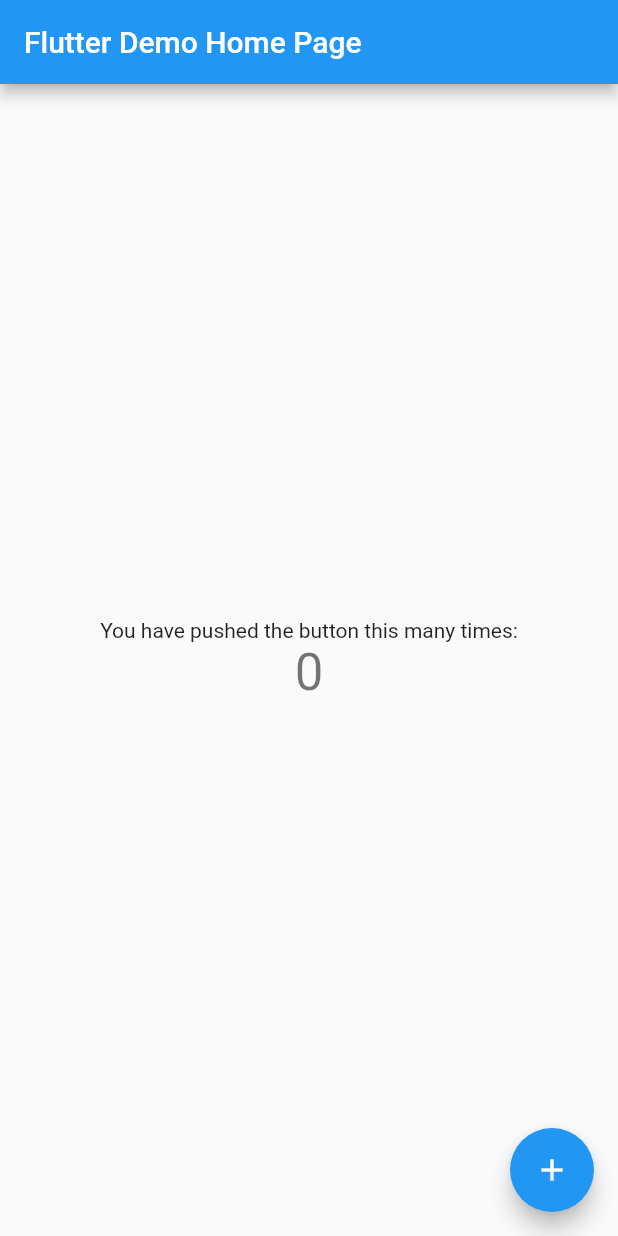
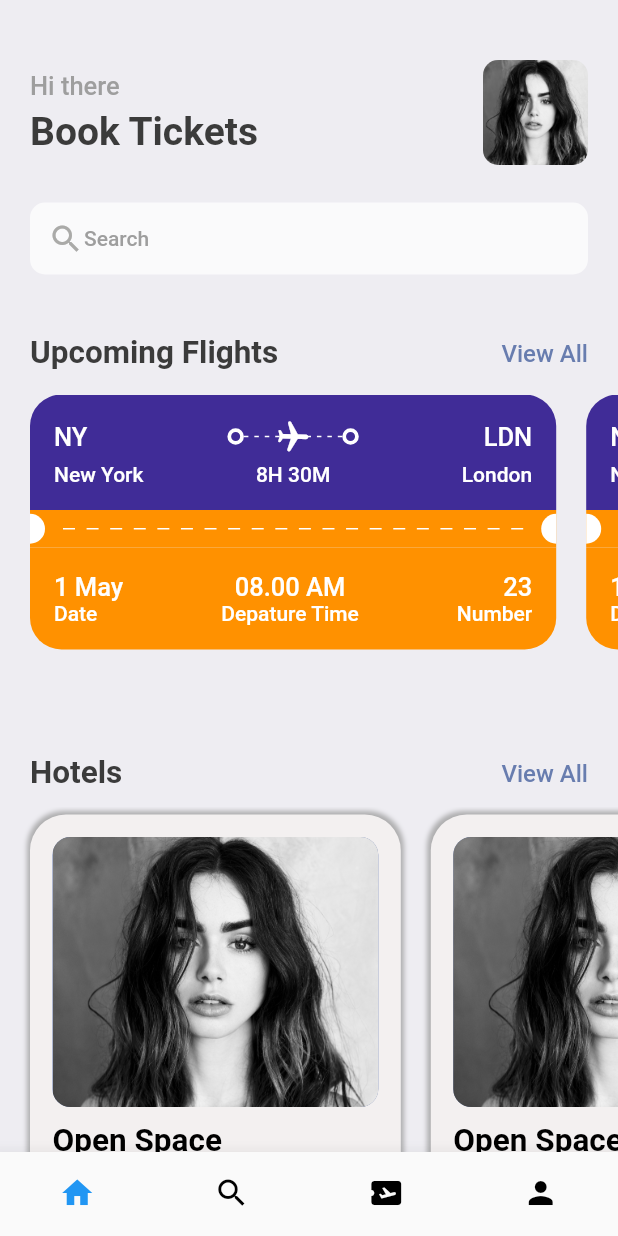
Before and after one commit to kvu-kuruppu/ticket_book, a Flutter app: the screen it shows after launch, on a phone screen of 412 x 824 dp. Run offline on Flutter 3.47's test engine with Material 2 defaults, Android fonts, the phone set to English and light mode, and no system bars.

Commit message:
Home Screen

```diff
--- a/lib/main.dart
+++ b/lib/main.dart
@@ -1,4 +1,8 @@
+// ignore_for_file: prefer_const_constructors
+
 import 'package:flutter/material.dart';
+import 'package:ticket_book/screens/bottom_bar.dart';
+import 'package:ticket_book/utils/app_styles.dart';
 
 void main() {
   runApp(const MyApp());
@@ -7,109 +11,14 @@ void main() {
 class MyApp extends StatelessWidget {
   const MyApp({Key? key}) : super(key: key);
 
-  // This widget is the root of your application.
   @override
   Widget build(BuildContext context) {
     return MaterialApp(
-      title: 'Flutter Demo',
-      theme: ThemeData(
-        // This is the theme of your application.
-        //
-        // Try running your application with "flutter run". You'll see the
-        // application has a blue toolbar. Then, without quitting the app, try
-        // changing the primarySwatch below to Colors.green and then invoke
-        // "hot reload" (press "r" in the console where you ran "flutter run",
-        // or simply save your changes to "hot reload" in a Flutter IDE).
-        // Notice that the counter didn't reset back to zero; the application
-        // is not restarted.
-        primarySwatch: Colors.blue,
-      ),
-      home: const MyHomePage(title: 'Flutter Demo Home Page'),
+      // theme: ThemeData(
+      //   primaryColor: primary,
+      // ),
+      home: const BottomBar(),
+
     );
   }
 }
-
-class MyHomePage extends StatefulWidget {
-  const MyHomePage({Key? key, required this.title}) : super(key: key);
-
-  // This widget is the home page of your application. It is stateful, meaning
-  // that it has a State object (defined below) that contains fields that affect
-  // how it looks.
-
-  // This class is the configuration for the state. It holds the values (in this
-  // case the title) provided by the parent (in this case the App widget) and
-  // used by the build method of the State. Fields in a Widget subclass are
-  // always marked "final".
-
-  final String title;
-
-  @override
-  State<MyHomePage> createState() => _MyHomePageState();
-}
-
-class _MyHomePageState extends State<MyHomePage> {
-  int _counter = 0;
-
-  void _incrementCounter() {
-    setState(() {
-      // This call to setState tells the Flutter framework that something has
-      // changed in this State, which causes it to rerun the build method below
-      // so that the display can reflect the updated values. If we changed
-      // _counter without calling setState(), then the build method would not be
-      // called again, and so nothing would appear to happen.
-      _counter++;
-    });
-  }
-
-  @override
-  Widget build(BuildContext context) {
-    // This method is rerun every time setState is called, for instance as done
-    // by the _incrementCounter method above.
-    //
-    // The Flutter framework has been optimized to make rerunning build methods
-    // fast, so that you can just rebuild anything that needs updating rather
-    // than having to individually change instances of widgets.
-    return Scaffold(
-      appBar: AppBar(
-        // Here we take the value from the MyHomePage object that was created by
-        // the App.build method, and use it to set our appbar title.
-        title: Text(widget.title),
-      ),
-      body: Center(
-        // Center is a layout widget. It takes a single child and positions it
-        // in the middle of the parent.
-        child: Column(
-          // Column is also a layout widget. It takes a list of children and
-          // arranges them vertically. By default, it sizes itself to fit its
-          // children horizontally, and tries to be as tall as its parent.
-          //
-          // Invoke "debug painting" (press "p" in the console, choose the
-          // "Toggle Debug Paint" action from the Flutter Inspector in Android
-          // Studio, or the "Toggle Debug Paint" command in Visual Studio Code)
-          // to see the wireframe for each widget.
-          //
-          // Column has various properties to control how it sizes itself and
-          // how it positions its children. Here we use mainAxisAlignment to
-          // center the children vertically; the main axis here is the vertical
-          // axis because Columns are vertical (the cross axis would be
-          // horizontal).
-          mainAxisAlignment: MainAxisAlignment.center,
-          children: <Widget>[
-            const Text(
-              'You have pushed the button this many times:',
-            ),
-            Text(
-              '$_counter',
-              style: Theme.of(context).textTheme.headline4,
-            ),
-          ],
-        ),
-      ),
-      floatingActionButton: FloatingActionButton(
-        onPressed: _incrementCounter,
-        tooltip: 'Increment',
-        child: const Icon(Icons.add),
-      ), // This trailing comma makes auto-formatting nicer for build methods.
-    );
-  }
-}
--- /dev/null
+++ b/lib/screens/bottom_bar.dart
@@ -0,0 +1,54 @@
+// ignore_for_file: prefer_const_constructors, prefer_const_literals_to_create_immutables
+
+import 'package:flutter/material.dart';
+import 'package:ticket_book/screens/home_screen.dart';
+
+class BottomBar extends StatefulWidget {
+  const BottomBar({Key? key}) : super(key: key);
+
+  @override
+  State<BottomBar> createState() => _BottomBarState();
+}
+
+class _BottomBarState extends State<BottomBar> {
+  int _selectedIndex = 0;
+
+  static final List<Widget> _widgetOptions = [
+    HomeScreen(),
+    const Text('Search'),
+    const Text('Tickets'),
+    const Text('Profile'),
+  ];
+
+  void _onItemTapped(int index) {
+    setState(() {
+      _selectedIndex = index;
+    });
+  }
+
+  @override
+  Widget build(BuildContext context) {
+    return Scaffold(
+      body: Center(
+        child: _widgetOptions[_selectedIndex]
+      ),
+      bottomNavigationBar: BottomNavigationBar(
+        currentIndex: _selectedIndex,
+        onTap: _onItemTapped,
+        elevation: 10.0,
+        showSelectedLabels: false,
+        showUnselectedLabels: false,
+        selectedItemColor: Colors.blue,
+        type: BottomNavigationBarType.fixed,
+        unselectedItemColor: Colors.black,
+        items: [
+          BottomNavigationBarItem(icon: Icon(Icons.home), label: 'Home'),
+          BottomNavigationBarItem(icon: Icon(Icons.search), label: 'Search'),
+          BottomNavigationBarItem(
+              icon: Icon(Icons.airplane_ticket), label: 'Tickets'),
+          BottomNavigationBarItem(icon: Icon(Icons.person), label: 'Profile'),
+        ],
+      ),
+    );
+  }
+}
--- /dev/null
+++ b/lib/screens/home_screen.dart
@@ -0,0 +1,134 @@
+// ignore_for_file: unnecessary_import, prefer_const_constructors, avoid_unnecessary_containers, prefer_const_literals_to_create_immutables
+
+import 'package:flutter/material.dart';
+import 'package:flutter/src/foundation/key.dart';
+import 'package:flutter/src/widgets/framework.dart';
+import 'package:ticket_book/screens/hotel_screens.dart';
+import 'package:ticket_book/screens/ticket_view.dart';
+import 'package:ticket_book/utils/app_styles.dart';
+
+class HomeScreen extends StatelessWidget {
+  const HomeScreen({Key? key}) : super(key: key);
+
+  @override
+  Widget build(BuildContext context) {
+    return Scaffold(
+      backgroundColor: Styles.bgColor,
+      body: ListView(
+        children: [
+          Container(
+            padding: EdgeInsets.symmetric(horizontal: 20),
+            child: Column(
+              children: [
+                SizedBox(height: 40),
+                Row(
+                  mainAxisAlignment: MainAxisAlignment.spaceBetween,
+                  children: [
+                    Column(
+                      crossAxisAlignment: CrossAxisAlignment.start,
+                      children: [
+                        Text(
+                          'Hi there',
+                          style: Styles.header3,
+                        ),
+                        SizedBox(height: 5),
+                        Text(
+                          'Book Tickets',
+                          style: Styles.header1,
+                        ),
+                      ],
+                    ),
+                    Container(
+                      height: 70,
+                      width: 70,
+                      decoration: BoxDecoration(
+                        borderRadius: BorderRadius.circular(10),
+                        image: DecorationImage(
+                            fit: BoxFit.cover,
+                            image: AssetImage('assets/1002204.jpg')),
+                      ),
+                    ),
+                  ],
+                ),
+                SizedBox(height: 25),
+                Container(
+                  decoration: BoxDecoration(
+                      borderRadius: BorderRadius.circular(10),
+                      color: Colors.white70),
+                  padding: EdgeInsets.symmetric(horizontal: 12, vertical: 12),
+                  child: Row(
+                    children: [
+                      Icon(Icons.search,
+                          color: Color.fromARGB(255, 170, 170, 168)),
+                      Text(
+                        'Search',
+                        style: Styles.header4,
+                      )
+                    ],
+                  ),
+                ),
+                SizedBox(height: 40),
+                Row(
+                  mainAxisAlignment: MainAxisAlignment.spaceBetween,
+                  children: [
+                    Text('Upcoming Flights', style: Styles.header2),
+                    InkWell(
+                      onTap: () {
+                        print('tapped');
+                      },
+                      child: Text('View All',
+                          style: Styles.textStyle
+                              .copyWith(color: Styles.primaryColor)),
+                    )
+                  ],
+                ),
+              ],
+            ),
+          ),
+          SizedBox(height: 15),
+          SingleChildScrollView(
+            scrollDirection: Axis.horizontal,
+            padding: const EdgeInsets.only(right: 20),
+            child: Row(
+              children: [
+                TicketView(),
+                TicketView(),
+              ],
+            ),
+          ),
+          SizedBox(height: 40),
+          Container(
+            padding: const EdgeInsets.symmetric(horizontal: 20),
+            child: Row(
+              mainAxisAlignment: MainAxisAlignment.spaceBetween,
+              children: [
+                Text('Hotels', style: Styles.header2),
+                InkWell(
+                  onTap: () {
+                    print('tapped');
+                  },
+                  child: Text('View All',
+                      style: Styles.textStyle
+                          .copyWith(color: Styles.primaryColor)),
+                )
+              ],
+            ),
+          ),
+          SizedBox(height: 10),
+          SingleChildScrollView(
+            scrollDirection: Axis.horizontal,
+            padding: const EdgeInsets.only(right: 20),
+            child: Row(
+              children: [
+                HotelScreens(),
+                HotelScreens(),
+                HotelScreens(),
+                HotelScreens(),
+              ],
+            ),
+          ),
+        ],
+      ),
+    );
+  }
+}
--- /dev/null
+++ b/lib/screens/hotel_screens.dart
@@ -0,0 +1,60 @@
+import 'package:flutter/material.dart';
+import 'package:ticket_book/utils/app_layout.dart';
+import 'package:ticket_book/utils/app_styles.dart';
+
+class HotelScreens extends StatelessWidget {
+  const HotelScreens({Key? key}) : super(key: key);
+
+  @override
+  Widget build(BuildContext context) {
+    final size = AppLayout.getsize(context);
+    return Container(
+      width: size.width*0.6,
+      height: 350,
+      padding: const EdgeInsets.symmetric(vertical: 15, horizontal: 15),
+      margin: const EdgeInsets.only(left: 20, top: 5, bottom: 20),
+      decoration: BoxDecoration(
+        color: Color.fromARGB(255, 243, 240, 240),
+        borderRadius: BorderRadius.circular(24),
+        boxShadow: [
+          BoxShadow(
+            color: Color.fromARGB(255, 174, 174, 175),
+            blurRadius: 2,
+            spreadRadius: 2
+          ),
+        ],
+      ),
+      child: Column(
+        crossAxisAlignment: CrossAxisAlignment.start,
+        children: [
+          Container(
+            height: 180,
+            decoration: BoxDecoration(
+              borderRadius: BorderRadius.circular(12),
+              color: Styles.primaryColor,
+              image: DecorationImage(
+                fit: BoxFit.cover,
+                image: AssetImage('assets/1002204.jpg'),
+              ),
+            ),
+          ),
+          SizedBox(height: 10),
+          Text(
+            'Open Space',
+            style: Styles.header2.copyWith(color: Colors.black),
+          ),
+          SizedBox(height: 5),
+          Text(
+            'London',
+            style: Styles.header3.copyWith(color: Colors.black),
+          ),
+          SizedBox(height: 8),
+          Text(
+            '\$40/night',
+            style: Styles.header1.copyWith(color: Colors.black),
+          ),
+        ],
+      ),
+    );
+  }
+}
--- /dev/null
+++ b/lib/screens/ticket_view.dart
@@ -0,0 +1,249 @@
+// ignore_for_file: prefer_const_constructors, avoid_print, prefer_const_literals_to_create_immutables
+
+import 'package:flutter/material.dart';
+import 'package:flutter/src/foundation/key.dart';
+import 'package:flutter/src/widgets/framework.dart';
+import 'package:ticket_book/utils/app_layout.dart';
+import 'package:ticket_book/utils/app_styles.dart';
+import 'package:ticket_book/widgets/thick_container.dart';
+
+class TicketView extends StatelessWidget {
+  const TicketView({Key? key}) : super(key: key);
+
+  @override
+  Widget build(BuildContext context) {
+    final size = AppLayout.getsize(context);
+    return SizedBox(
+      width: size.width*0.9,
+      height: 200,
+      child: Container(
+        margin: const EdgeInsets.only(left: 20),
+        child: Column(
+          mainAxisSize: MainAxisSize.min,
+          children: [
+            // Blue part
+            Container(
+              decoration: BoxDecoration(
+                  color: Color.fromARGB(255, 64, 44, 151),
+                  borderRadius: BorderRadius.only(
+                      topLeft: Radius.circular(21),
+                      topRight: Radius.circular(21))),
+              padding: EdgeInsets.all(16),
+              child: Column(
+                children: [
+                  Row(
+                    children: [
+                      SizedBox(
+                        width: 50,
+                        child: Text(
+                          'NY',
+                          style: Styles.header3.copyWith(color: Colors.white),
+                        ),
+                      ),
+                      const Spacer(),
+                      ThichContainer(),
+                      Expanded(
+                        child: Stack(
+                          children: [
+                            SizedBox(
+                              height: 24,
+                              child: LayoutBuilder(builder:
+                                  (BuildContext context,
+                                      BoxConstraints constraints) {
+                                print(
+                                    'The width is ${constraints.constrainWidth()}');
+                                return Flex(
+                                  direction: Axis.horizontal,
+                                  mainAxisAlignment:
+                                      MainAxisAlignment.spaceBetween,
+                                  mainAxisSize: MainAxisSize.max,
+                                  children: List.generate(
+                                      (constraints.constrainWidth() / 6)
+                                          .floor(),
+                                      (index) => SizedBox(
+                                            width: 3,
+                                            height: 1,
+                                            child: DecoratedBox(
+                                                decoration: BoxDecoration(
+                                                    color: Colors.white)),
+                                          )),
+                                );
+                              }),
+                            ),
+                            Center(
+                              child: Transform.rotate(
+                                angle: 1.6,
+                                child: Icon(
+                                  Icons.airplanemode_active_rounded,
+                                  color: Colors.white,
+                                ),
+                              ),
+                            ),
+                          ],
+                        ),
+                      ),
+                      ThichContainer(),
+                      const Spacer(),
+                      SizedBox(
+                        width: 50,
+                        child: Text(
+                          'LDN',
+                          textAlign: TextAlign.end,
+                          style: Styles.header3.copyWith(color: Colors.white),
+                        ),
+                      ),
+                    ],
+                  ),
+                  SizedBox(height: 5.0),
+                  Row(
+                    mainAxisAlignment: MainAxisAlignment.spaceBetween,
+                    children: [
+                      SizedBox(
+                        width: 100,
+                        child: Text(
+                          'New York',
+                          style: Styles.header4.copyWith(color: Colors.white),
+                        ),
+                      ),
+                      Text(
+                        '8H 30M',
+                        textAlign: TextAlign.center,
+                        style: Styles.header4.copyWith(color: Colors.white),
+                      ),
+                      SizedBox(
+                        width: 100,
+                        child: Text(
+                          'London',
+                          textAlign: TextAlign.end,
+                          style: Styles.header4.copyWith(color: Colors.white),
+                        ),
+                      ),
+                    ],
+                  ),
+                ],
+              ),
+            ),
+            // Orange Part
+            Container(
+              color: Styles.orangeColor,
+              child: Row(
+                children: [
+                  SizedBox(
+                    height: 20,
+                    width: 10,
+                    child: DecoratedBox(
+                      decoration: BoxDecoration(
+                        color: Colors.white,
+                        borderRadius: BorderRadius.only(
+                          topRight: Radius.circular(20),
+                          bottomRight: Radius.circular(20),
+                        ),
+                      ),
+                    ),
+                  ),
+                  Expanded(
+                    child: Padding(
+                      padding: const EdgeInsets.all(12.0),
+                      child: LayoutBuilder(builder:
+                          (BuildContext context, BoxConstraints constraints) {
+                        return Flex(
+                          direction: Axis.horizontal,
+                          mainAxisAlignment: MainAxisAlignment.spaceBetween,
+                          mainAxisSize: MainAxisSize.max,
+                          children: List.generate(
+                              (constraints.constrainWidth() / 15).floor(),
+                              (index) => SizedBox(
+                                    width: 8,
+                                    height: 1,
+                                    child: DecoratedBox(
+                                        decoration:
+                                            BoxDecoration(color: Colors.white)),
+                                  )),
+                        );
+                      }),
+                    ),
+                  ),
+                  SizedBox(
+                    height: 20,
+                    width: 10,
+                    child: DecoratedBox(
+                      decoration: BoxDecoration(
+                        color: Colors.white,
+                        borderRadius: BorderRadius.only(
+                          topLeft: Radius.circular(20),
+                          bottomLeft: Radius.circular(20),
+                        ),
+                      ),
+                    ),
+                  ),
+                ],
+              ),
+            ),
+            // Bottom orange part
+            Container(
+              decoration: BoxDecoration(
+                  color: Styles.orangeColor,
+                  borderRadius: BorderRadius.only(
+                      bottomLeft: Radius.circular(21),
+                      bottomRight: Radius.circular(21))),
+              padding: EdgeInsets.all(16),
+              child: Column(
+                children: [
+                  Row(
+                    mainAxisAlignment: MainAxisAlignment.spaceBetween,
+                    children: [
+                      Column(
+                        crossAxisAlignment: CrossAxisAlignment.start,
+                        children: [
+                          Text(
+                            '1 May',
+                            style: Styles.header3.copyWith(color: Colors.white),
+                          ),
+                          SizedBox(width: 5),
+                          Text(
+                            'Date',
+                            style: Styles.header4.copyWith(color: Colors.white),
+                          ),
+                        ],
+                      ),
+                      Column(
+                        crossAxisAlignment: CrossAxisAlignment.center,
+                        children: [
+                          Text(
+                            '08.00 AM',
+                            style: Styles.header3.copyWith(color: Colors.white),
+                          ),
+                          SizedBox(width: 5),
+                          Text(
+                            'Depature Time',
+                            textAlign: TextAlign.end,
+                            style: Styles.header4.copyWith(color: Colors.white),
+                          ),
+                        ],
+                      ),
+                      Column(
+                        crossAxisAlignment: CrossAxisAlignment.end,
+                        children: [
+                          Text(
+                            '23',
+                            style: Styles.header3.copyWith(color: Colors.white),
+                          ),
+                          SizedBox(width: 5),
+                          Text(
+                            'Number',
+                            textAlign: TextAlign.end,
+                            style: Styles.header4.copyWith(color: Colors.white),
+                          ),
+                        ],
+                      ),
+                    ],
+                  ),
+                ],
+              ),
+            ),
+          ],
+        ),
+      ),
+    );
+  }
+}
--- /dev/null
+++ b/lib/utils/app_layout.dart
@@ -0,0 +1,7 @@
+import 'package:flutter/cupertino.dart';
+
+class AppLayout {
+  static getsize(BuildContext context) {
+    return MediaQuery.of(context).size;
+  }
+}
--- /dev/null
+++ b/lib/utils/app_styles.dart
@@ -0,0 +1,37 @@
+import 'dart:ui';
+
+import 'package:flutter/material.dart';
+
+Color primary = const Color(0xFF687daf);
+
+class Styles {
+  static Color primaryColor = primary;
+  static Color textColor = const Color(0xFF3b3b3b);
+  static Color bgColor = const Color(0xFFeeedf2);
+  static Color orangeColor = const Color.fromARGB(255, 255, 145, 0);
+  static TextStyle textStyle = TextStyle(
+    fontSize: 16,
+    color: textColor,
+    fontWeight: FontWeight.w500
+  );
+  static TextStyle header1 = TextStyle(
+    fontSize: 26,
+    color: textColor,
+    fontWeight: FontWeight.bold
+  );
+  static TextStyle header2 = TextStyle(
+    fontSize: 21,
+    color: textColor,
+    fontWeight: FontWeight.bold
+  );
+  static TextStyle header3 = TextStyle(
+    fontSize: 17,
+    color: Colors.grey.shade500,
+    fontWeight: FontWeight.w500
+  );
+  static TextStyle header4 = TextStyle(
+    fontSize: 14,
+    color: Colors.grey.shade500,
+    fontWeight: FontWeight.w500
+  );
+}
--- /dev/null
+++ b/lib/widgets/thick_container.dart
@@ -0,0 +1,18 @@
+import 'package:flutter/material.dart';
+import 'package:flutter/src/foundation/key.dart';
+import 'package:flutter/src/widgets/framework.dart';
+
+class ThichContainer extends StatelessWidget {
+  const ThichContainer({Key? key}) : super(key: key);
+
+  @override
+  Widget build(BuildContext context) {
+    return Container(
+      padding: const EdgeInsets.all(3.0),
+      decoration: BoxDecoration(
+        borderRadius: BorderRadius.circular(20),
+        border: Border.all(width: 2.5, color: Colors.white),
+      ),
+    );
+  }
+}
--- a/pubspec.yaml
+++ b/pubspec.yaml
@@ -58,9 +58,8 @@ flutter:
   uses-material-design: true
 
   # To add assets to your application, add an assets section, like this:
-  # assets:
-  #   - images/a_dot_burr.jpeg
-  #   - images/a_dot_ham.jpeg
+  assets:
+    - assets/
 
   # An image asset can refer to one or more resolution-specific "variants", see
   # https://flutter.dev/assets-and-images/#resolution-aware
```
Also changed, not shown: assets/00010416.png (added), assets/1002204.jpg (added).
